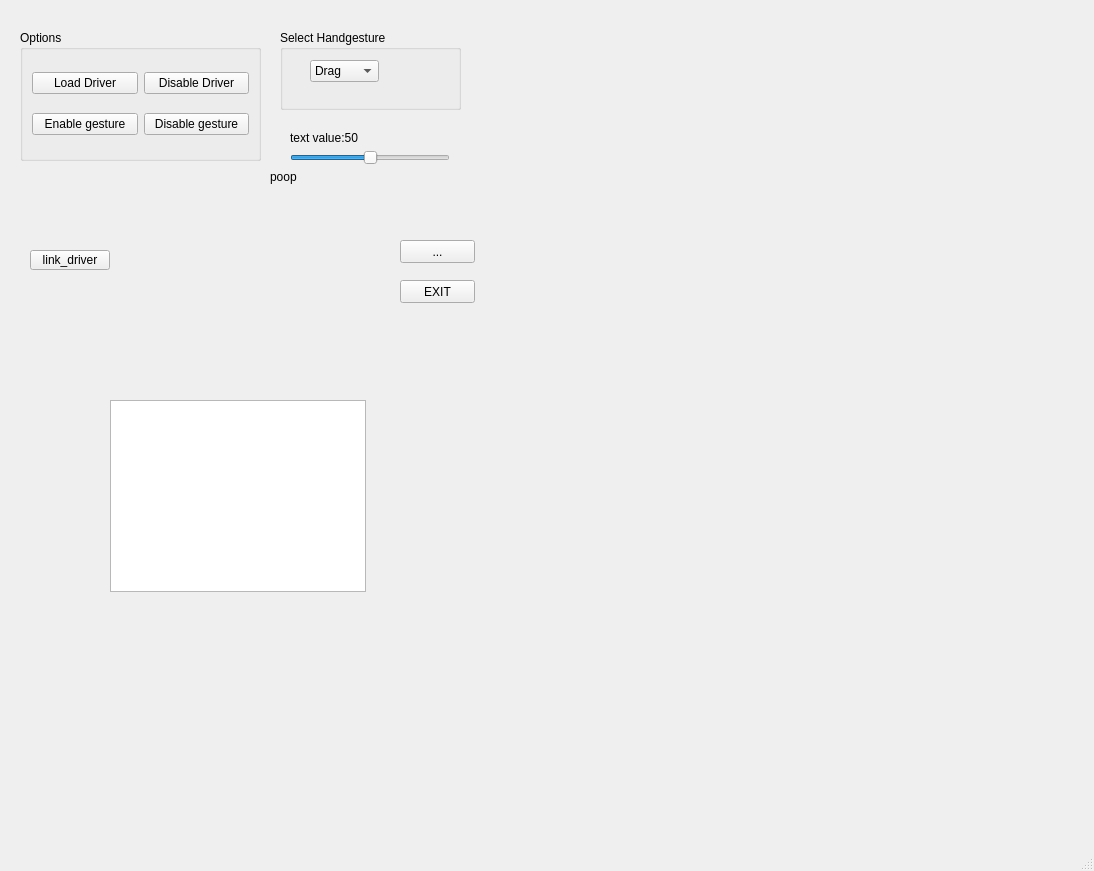
Le-ECE/hand-gesture-gamepad, file mainwindow.ui: the form before one commit.
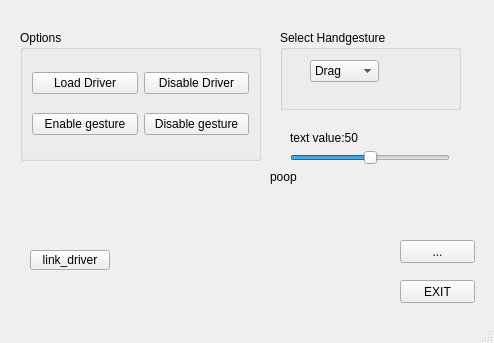
The form after the commit.

Patch:
```diff
--- a/mainwindow.ui
+++ b/mainwindow.ui
@@ -6,8 +6,8 @@
    <rect>
     <x>0</x>
     <y>0</y>
-    <width>1094</width>
-    <height>871</height>
+    <width>494</width>
+    <height>343</height>
    </rect>
   </property>
   <property name="windowTitle">
@@ -173,16 +173,6 @@
      <string>link_driver</string>
     </property>
    </widget>
-   <widget class="QGraphicsView" name="graphicsView">
-    <property name="geometry">
-     <rect>
-      <x>110</x>
-      <y>400</y>
-      <width>256</width>
-      <height>192</height>
-     </rect>
-    </property>
-   </widget>
    <widget class="QLabel" name="label">
     <property name="geometry">
      <rect>
```
Left out of the diff: 2 changed lines with no effect on the pictures.
